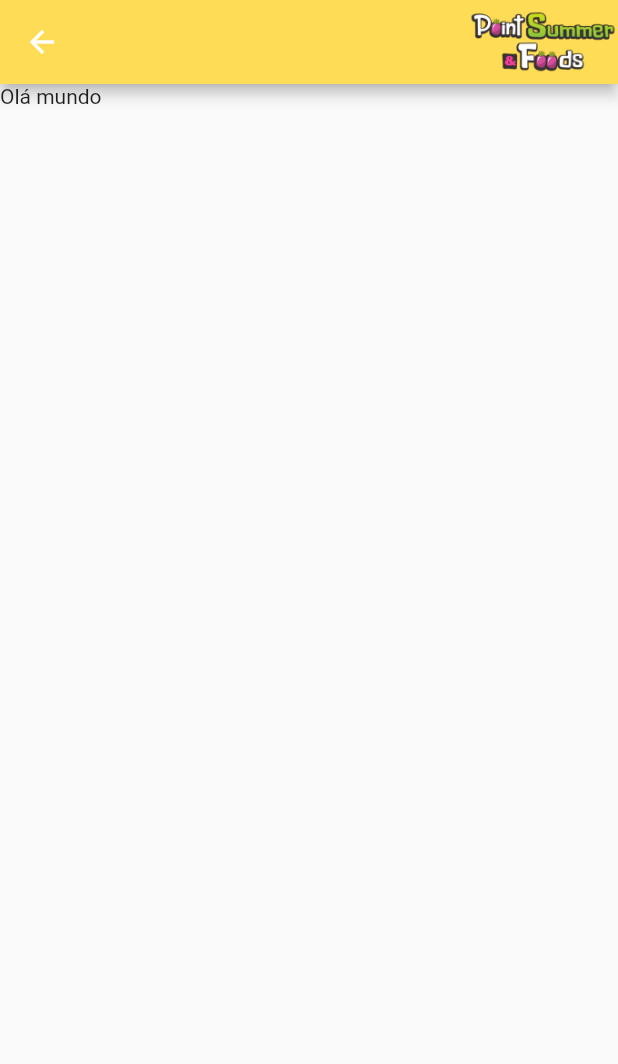
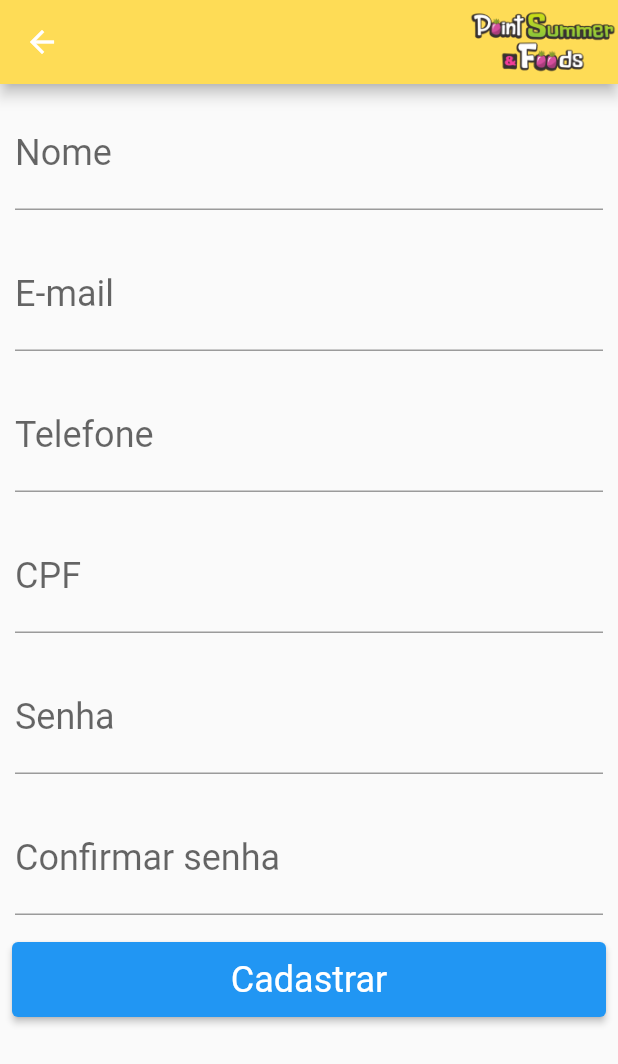
Before and after one commit to GuiPiovezan/aplicativo-point-summer-foods, a Flutter app: the screen it shows after launch, on a phone screen of 412 x 824 dp. Shown: the top 1064 px of the screen. Run offline on Flutter 3.47's test engine with Material 2 defaults, Android fonts, the phone set to English and light mode, and no system bars.

Commit message:
Dando início na criação da tela de cadastro de usuário

```diff
--- a/lib/View/CadastroCliente/cadastro-cliente.dart
+++ b/lib/View/CadastroCliente/cadastro-cliente.dart
@@ -1,11 +1,23 @@
 import 'package:flutter/material.dart';
+import 'package:pointsf/components/button-primary.dart';
+import 'package:pointsf/components/text-input-personalizado.dart';
 
 class CadastroCliente extends StatelessWidget {
+  final GlobalKey<FormState> formKey = GlobalKey<FormState>();
+
+  final TextEditingController _controladorNome = TextEditingController();
+  final TextEditingController _controladorEmail = TextEditingController();
+  final TextEditingController _controladorTelefone = TextEditingController();
+  final TextEditingController _controladorCpf = TextEditingController();
+  final TextEditingController _controladorSenha = TextEditingController();
+  final TextEditingController _controladorConfirmarSenha =
+      TextEditingController();
+
   @override
   Widget build(BuildContext context) {
     return Scaffold(
       appBar: AppBar(
-        backgroundColor: Color.fromARGB(255, 254, 220, 86),
+        backgroundColor: const Color.fromARGB(255, 254, 220, 86),
         actions: [
           Image.asset(
             'images/logo-escrita.png',
@@ -13,11 +25,48 @@ class CadastroCliente extends StatelessWidget {
             height: 30,
           ),
         ],
-        leading: Icon(
+        leading: const Icon(
           Icons.arrow_back,
         ),
       ),
-      body: Text("Olá mundo"),
+      body: Form(
+        key: formKey,
+        child: ListView(
+          children: <Widget>[
+            TextInputPersonalizado(
+              controlador: _controladorNome,
+              descricaoCampo: 'Nome',
+              placeholder: 'Gustavo de Freitas',
+            ),
+            TextInputPersonalizado(
+              controlador: _controladorEmail,
+              descricaoCampo: 'E-mail',
+              placeholder: 'email@email.com',
+            ),
+            TextInputPersonalizado(
+              controlador: _controladorTelefone,
+              descricaoCampo: 'Telefone',
+              placeholder: '(17) 99999-9999',
+            ),
+            TextInputPersonalizado(
+              controlador: _controladorCpf,
+              descricaoCampo: 'CPF',
+              placeholder: '999.999.999-99',
+            ),
+            TextInputPersonalizado(
+              controlador: _controladorSenha,
+              descricaoCampo: 'Senha',
+              placeholder: '*********',
+            ),
+            TextInputPersonalizado(
+              controlador: _controladorConfirmarSenha,
+              descricaoCampo: 'Confirmar senha',
+              placeholder: '*********',
+            ),
+            ButtonPrimary('Cadastrar'),
+          ],
+        ),
+      ),
     );
   }
 }
```
